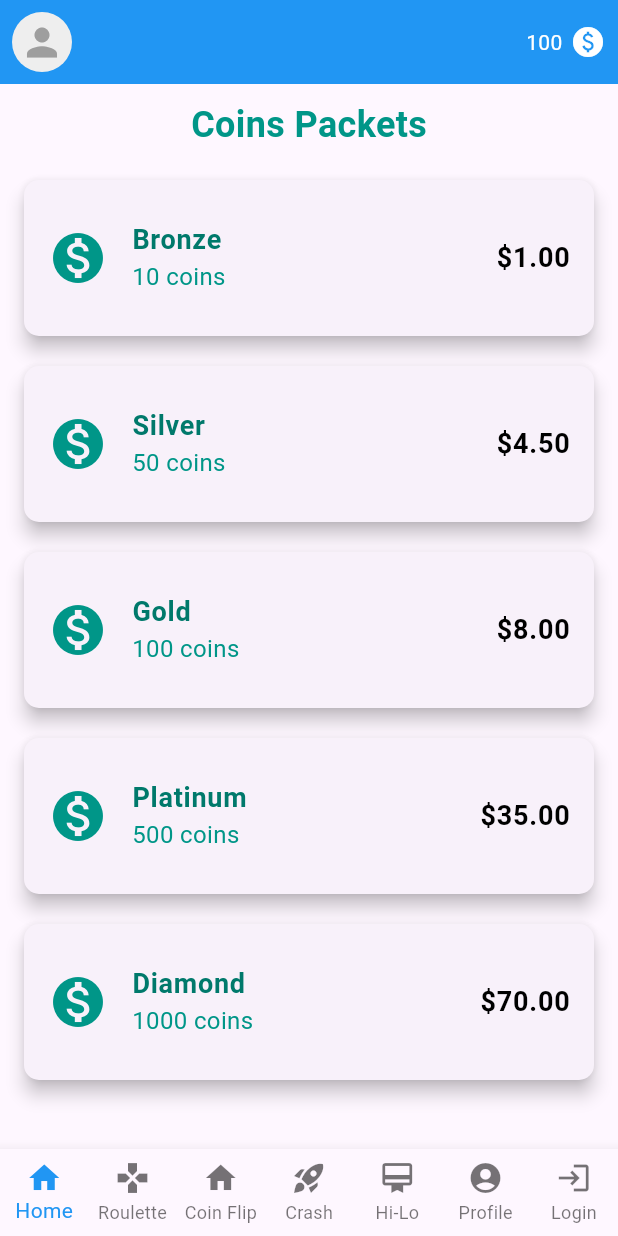
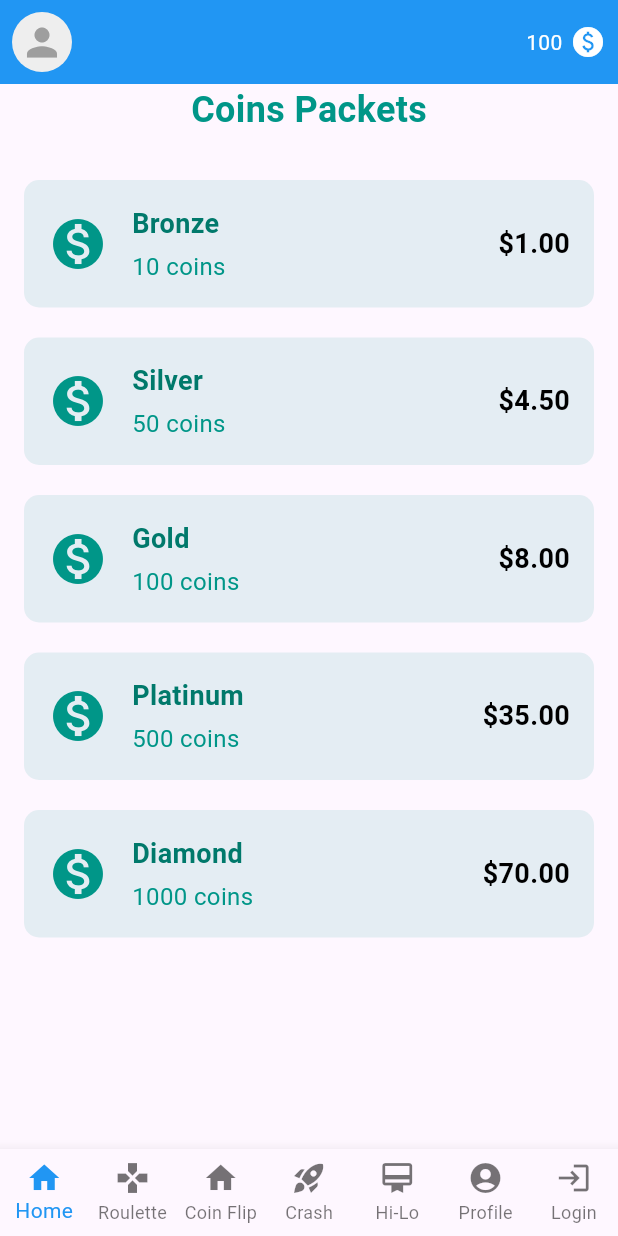
Before and after one commit to xedom/hsma_cpd_project, a Flutter app: the CoinsPage screen opened by its route, on a phone screen of 412 x 824 dp. Run offline on Flutter 3.47's test engine with Material 3 defaults, Android fonts, the phone set to English and light mode, and no system bars; our stand-ins replace fl_chart, go_router; network calls fail.

Commit message:
better ui

```diff
--- a/lib/screens/coins.dart
+++ b/lib/screens/coins.dart
@@ -1,5 +1,4 @@
 import 'package:flutter/material.dart';
-import 'package:hsma_cpd_project/widgets/coin_packet.dart';
 
 class CoinsPage extends StatelessWidget {
   CoinsPage({super.key});
@@ -19,7 +18,6 @@ class CoinsPage extends StatelessWidget {
         child: Column(
           mainAxisAlignment: MainAxisAlignment.center,
           children: [
-            const SizedBox(height: 10),
             const Text(
               'Coins Packets',
               style: TextStyle(
@@ -28,24 +26,33 @@ class CoinsPage extends StatelessWidget {
                 color: Colors.teal,
               ),
             ),
-            const SizedBox(height: 10),
+            const SizedBox(height: 20),
             Expanded(
               child: Padding(
                 padding: const EdgeInsets.symmetric(horizontal: 16.0),
                 child: ListView.builder(
                   itemCount: coinPackets.length,
                   itemBuilder: (context, index) {
-                    return Card(
-                      elevation: 5,
+                    return Container(
                       margin: const EdgeInsets.symmetric(vertical: 10),
-                      shape: RoundedRectangleBorder(
+                      padding: const EdgeInsets.all(16.0),
+                      decoration: BoxDecoration(
+                        color: Colors.teal.withOpacity(0.1),
                         borderRadius: BorderRadius.circular(10),
                       ),
-                      child: ListTile(
-                        contentPadding: const EdgeInsets.all(16.0),
-                        leading: const Icon(Icons.monetization_on,
-                            size: 40, color: Colors.teal),
-                        title: Text(
+                      child: Row(
+                        children: [
+                          const Icon(
+                            Icons.monetization_on,
+                            size: 40,
+                            color: Colors.teal,
+                          ),
+                          const SizedBox(width: 16),
+                          Expanded(
+                            child: Column(
+                              crossAxisAlignment: CrossAxisAlignment.start,
+                              children: [
+                                Text(
                                   coinPackets[index]['name'] as String,
                                   style: TextStyle(
                                     fontSize: 18,
@@ -53,14 +60,18 @@ class CoinsPage extends StatelessWidget {
                                     color: Colors.teal[700],
                                   ),
                                 ),
-                        subtitle: Text(
+                                const SizedBox(height: 4),
+                                Text(
                                   '${coinPackets[index]['amount']} coins',
                                   style: TextStyle(
                                     fontSize: 16,
                                     color: Colors.teal[500],
                                   ),
                                 ),
-                        trailing: Text(
+                              ],
+                            ),
+                          ),
+                          Text(
                             '\$${(coinPackets[index]['price'] as double).toStringAsFixed(2)}',
                             style: const TextStyle(
                               fontSize: 18,
@@ -68,6 +79,7 @@ class CoinsPage extends StatelessWidget {
                               color: Colors.black,
                             ),
                           ),
+                        ],
                       ),
                     );
                   },
```
Lines whose indentation alone changed are shown as unchanged.
